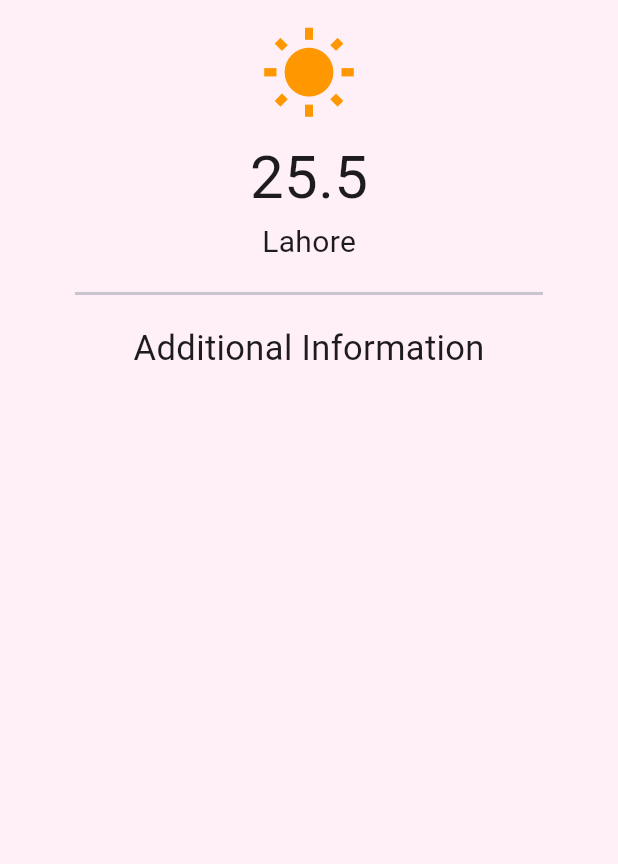
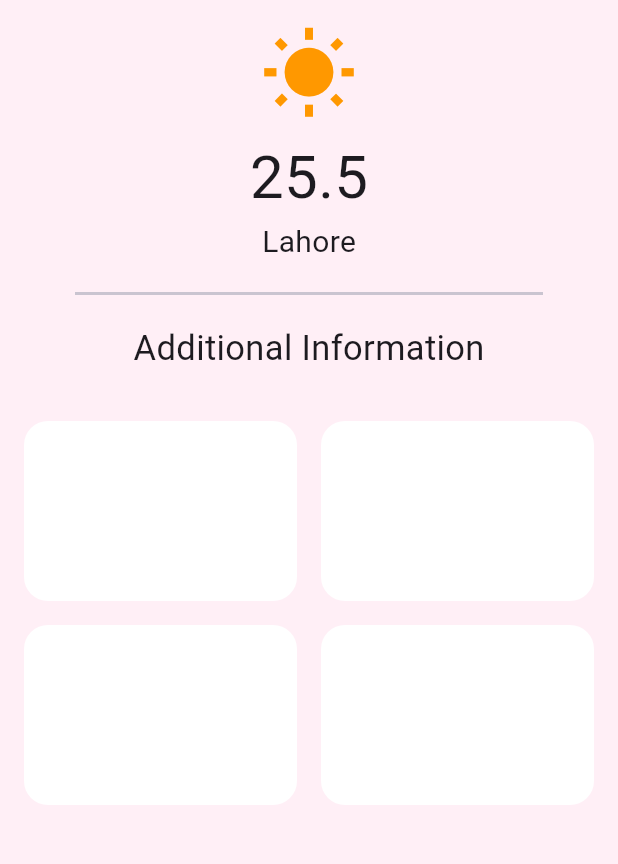
Before and after one commit to muzzammil763/weather_app, a Flutter app: the screen it shows after launch, on a phone screen of 412 x 824 dp, the part 59-923 px from its top. Run offline on Flutter 3.47's test engine with Material 3 defaults, Android fonts, the phone set to English and light mode, and no system bars.

Commit message:
some changes in design

```diff
--- a/lib/Screens/homepage.dart
+++ b/lib/Screens/homepage.dart
@@ -1,4 +1,5 @@
 import 'package:flutter/material.dart';
+import 'package:weather_app/Widgets/additional_information.dart';
 import 'package:weather_app/Widgets/current_weather.dart';
 
 class HomePageScreen extends StatelessWidget {
@@ -40,8 +41,10 @@ class HomePageScreen extends StatelessWidget {
               fontSize: 23,
             ),
           ),
-          //Text("Humidity: 70%"),
-          //Text("Wind Speed: 6.5km/h"),
+          SizedBox(
+            height: 16,
+          ),
+          additionalInformation("6.5", "70%", "1000", "25.5"),
         ],
       ),
     );
--- a/lib/Widgets/additional_information.dart
+++ b/lib/Widgets/additional_information.dart
@@ -3,37 +3,67 @@ import 'package:flutter/material.dart';
 Widget additionalInformation(
     String wind, String humidity, String pressure, String feelsLike) {
   return Container(
+    padding: const EdgeInsets.all(16),
     width: double.infinity,
-    padding: const EdgeInsets.all(16),
     child: Column(
-      crossAxisAlignment: CrossAxisAlignment.center,
-      mainAxisAlignment: MainAxisAlignment.center,
       children: [
         Row(
-          mainAxisAlignment: MainAxisAlignment.spaceBetween,
-          crossAxisAlignment: CrossAxisAlignment.center,
           children: [
-            Column(
-              crossAxisAlignment: CrossAxisAlignment.start,
-              mainAxisAlignment: MainAxisAlignment.start,
-              children: [
-                const Text(
-                  'Wind Speed',
-                  style: TextStyle(
-                    fontSize: 18,
-                    fontWeight: FontWeight.bold,
-                  ),
+            Expanded(
+              child: Container(
+                width: double.infinity,
+                height: 120,
+                decoration: BoxDecoration(
+                  borderRadius: BorderRadius.circular(16),
+                  color: Colors.white,
                 ),
-                Text(
-                  wind,
-                  style: const TextStyle(
-                    fontSize: 16,
-                  ),
+              ),
+            ),
+            const SizedBox(
+              width: 16,
+            ),
+            Expanded(
+              child: Container(
+                width: double.infinity,
+                height: 120,
+                decoration: BoxDecoration(
+                  borderRadius: BorderRadius.circular(16),
+                  color: Colors.white,
                 ),
-              ],
+              ),
             ),
           ],
-        )
+        ),
+        const SizedBox(
+          height: 16,
+        ),
+        Row(
+          children: [
+            Expanded(
+              child: Container(
+                width: double.infinity,
+                height: 120,
+                decoration: BoxDecoration(
+                  borderRadius: BorderRadius.circular(16),
+                  color: Colors.white,
+                ),
+              ),
+            ),
+            const SizedBox(
+              width: 16,
+            ),
+            Expanded(
+              child: Container(
+                width: double.infinity,
+                height: 120,
+                decoration: BoxDecoration(
+                  borderRadius: BorderRadius.circular(16),
+                  color: Colors.white,
+                ),
+              ),
+            ),
+          ],
+        ),
       ],
     ),
   );
```
